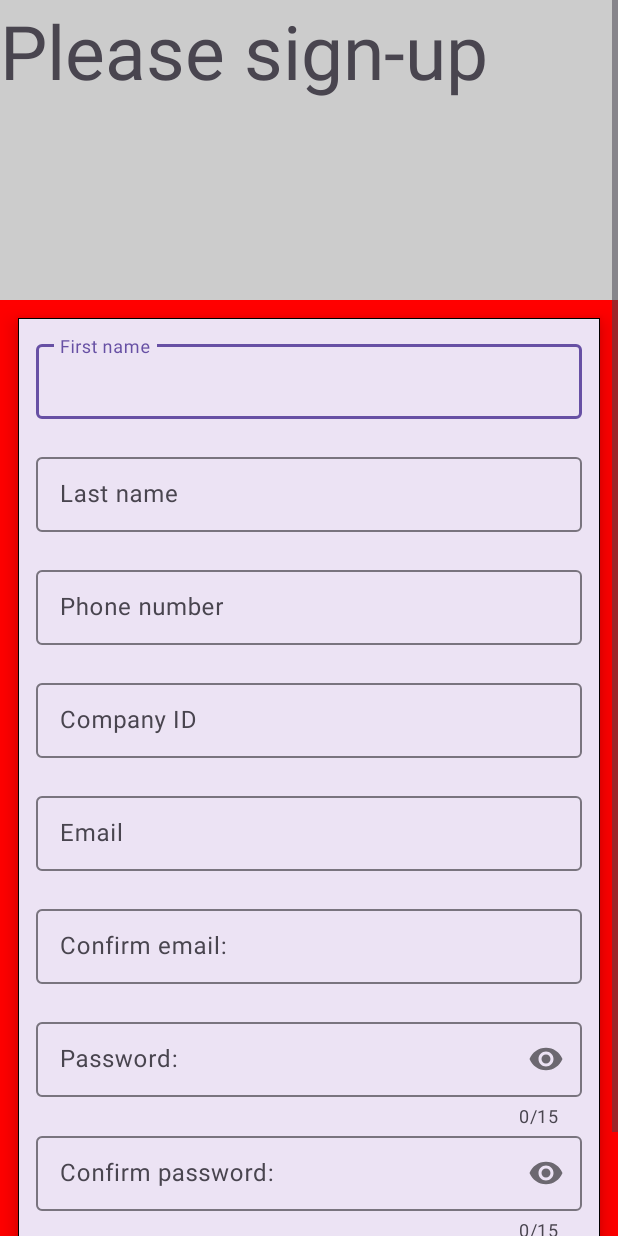
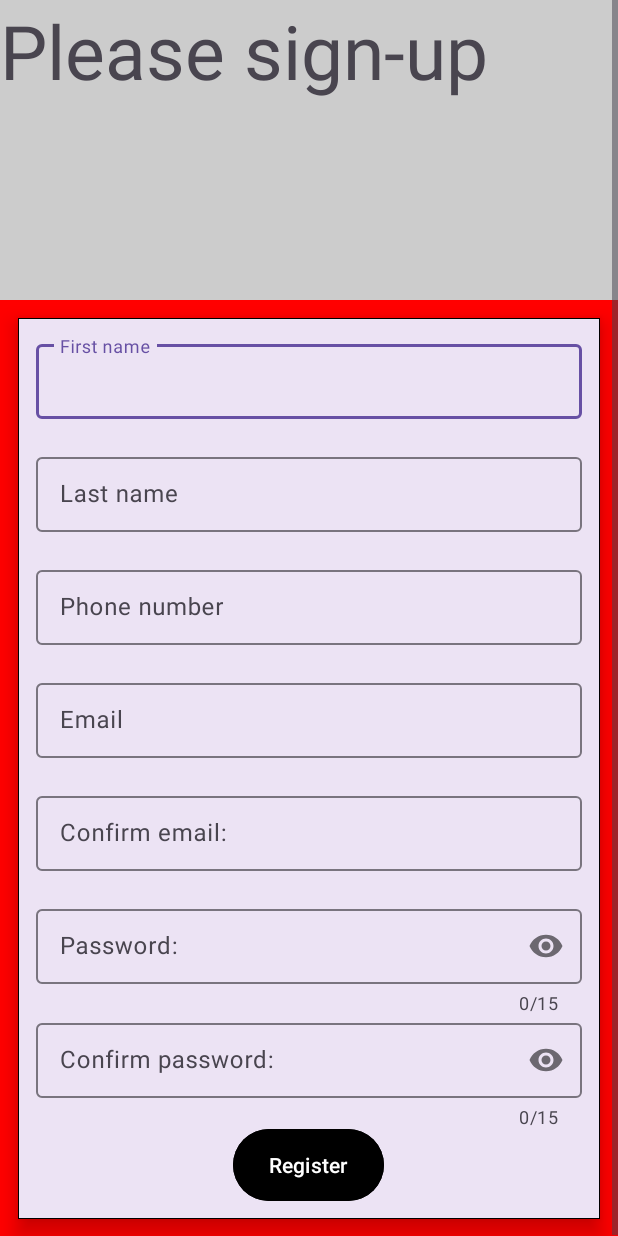
Before and after one commit to Aviost111/AutoTrack, an Android app: the RegisterCompanyActivity screen opened directly, with no data from a screen before it, on a phone screen of 412 x 824 dp. Run offline under Robolectric (Android 15) with nearby library versions, the light colour scheme and no system bars; our stand-ins replace Firebase (no records; nobody signed in at launch, a user with empty details on screens opened directly).

Commit message:
for before

```diff
--- a/app/src/main/res/layout/activity_register_manager.xml
+++ b/app/src/main/res/layout/activity_register_manager.xml
@@ -85,23 +85,6 @@
                         android:layout_width="match_parent"
                         android:layout_height="50dp"
                         android:hint="@string/phone_number"
-                        android:inputType="text"
-                        android:paddingHorizontal="8dp"
-                        android:paddingVertical="2dp" />
-
-                </com.google.android.material.textfield.TextInputLayout>
-
-                <com.google.android.material.textfield.TextInputLayout
-                    android:id="@+id/registerCompanyIDTil"
-                    android:layout_width="match_parent"
-                    android:layout_height="wrap_content"
-                    android:layout_marginTop="20dp">
-
-                    <com.google.android.material.textfield.TextInputEditText
-                        android:id="@+id/registerCompanyID"
-                        android:layout_width="match_parent"
-                        android:layout_height="50dp"
-                        android:hint="@string/company_id"
                         android:inputType="text"
                         android:paddingHorizontal="8dp"
                         android:paddingVertical="2dp" />
```
Also changed, not shown: app/src/main/java/com/example/autotrack/RegisterCompanyActivity.java (+6 -13 lines), app/src/main/java/com/example/autotrack/VehicleActivity.java (+92 -62 lines).
